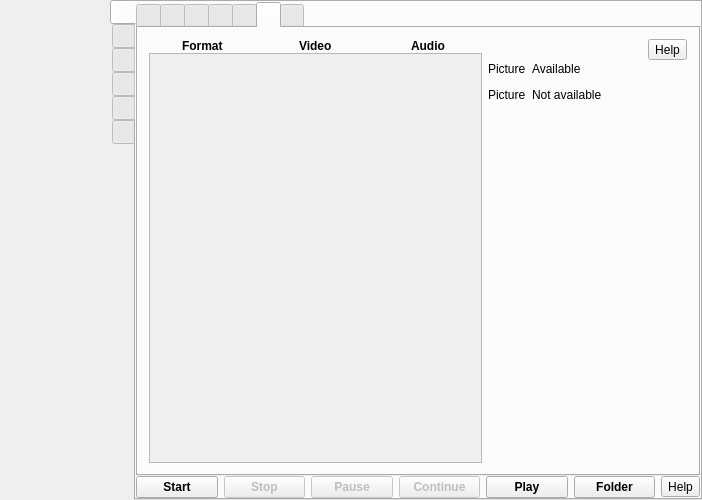
Above: src/formMainWindow.ui from vkohaupt/vokoscreenNG before the change. Below: the same form after it.
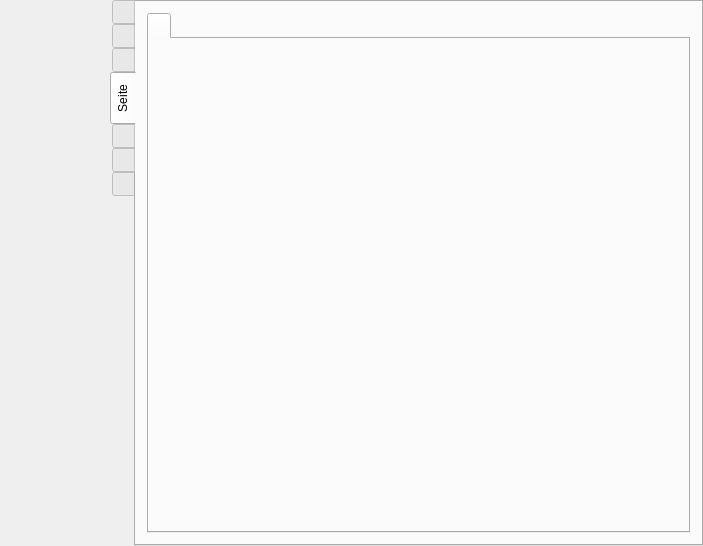
That is the form after the change. The open tabs and pages were chosen to show the change. Icons and pictures are not drawn.

Commit message: Add snapshot-tab

What changed in the file:
```diff
--- a/src/formMainWindow.ui
+++ b/src/formMainWindow.ui
@@ -6,8 +6,8 @@
    <rect>
     <x>0</x>
     <y>0</y>
-    <width>702</width>
-    <height>500</height>
+    <width>703</width>
+    <height>546</height>
    </rect>
   </property>
   <property name="windowTitle">
@@ -289,7 +289,7 @@
        <enum>QTabWidget::West</enum>
       </property>
       <property name="currentIndex">
-       <number>0</number>
+       <number>3</number>
       </property>
       <property name="iconSize">
        <size>
@@ -3743,6 +3743,35 @@
         </item>
        </layout>
       </widget>
+      <widget class="QWidget" name="tabSidebarSnapshot">
+       <attribute name="title">
+        <string notr="true">Seite</string>
+       </attribute>
+       <layout class="QVBoxLayout" name="verticalLayout_36">
+        <item>
+         <widget class="QTabWidget" name="tabWidget">
+          <property name="currentIndex">
+           <number>0</number>
+          </property>
+          <property name="iconSize">
+           <size>
+            <width>48</width>
+            <height>48</height>
+           </size>
+          </property>
+          <widget class="QWidget" name="tabSnapshot">
+           <attribute name="icon">
+            <iconset resource="screencast.qrc">
+             <normaloff>:/pictures/snapshot/snapshot.png</normaloff>:/pictures/snapshot/snapshot.png</iconset>
+           </attribute>
+           <attribute name="title">
+            <string notr="true"/>
+           </attribute>
+          </widget>
+         </widget>
+        </item>
+       </layout>
+      </widget>
       <widget class="QWidget" name="tabSidebarShortcut">
        <attribute name="title">
         <string notr="true"/>
```
Left out of the diff: 43 changed lines with no effect on the pictures. The commit also changes 1 other file.
